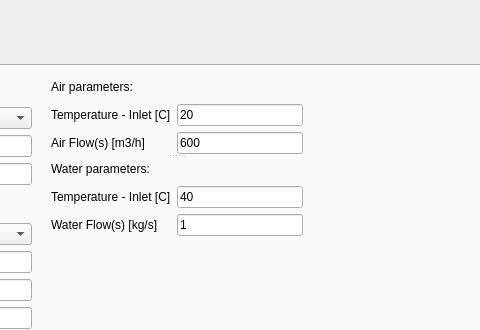
First picture: the form in main/mainwindow.ui, repository MatMarci/multiRowHE, before the edit; both pictures show x 501 to 981 and y 0 to 330 of the 1225 by 612 pixel window.
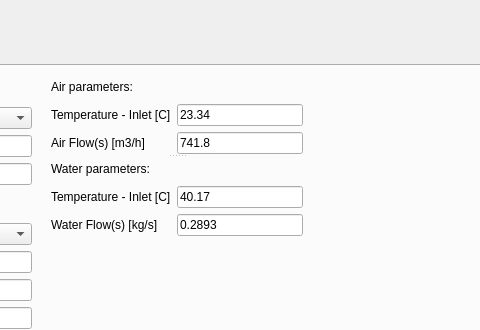
Second picture: the form after the edit.

Diff of the .ui file:
```diff
--- a/main/mainwindow.ui
+++ b/main/mainwindow.ui
@@ -89,7 +89,7 @@
         <item row="1" column="1">
          <widget class="QLineEdit" name="Air_Temp_In">
           <property name="text">
-           <string>20</string>
+           <string>23.34</string>
           </property>
          </widget>
         </item>
@@ -103,7 +103,7 @@
         <item row="2" column="1">
          <widget class="QLineEdit" name="Air_Flows">
           <property name="text">
-           <string>600</string>
+           <string>741.8</string>
           </property>
          </widget>
         </item>
@@ -128,7 +128,7 @@
         <item row="1" column="1">
          <widget class="QLineEdit" name="Water_Temp_In">
           <property name="text">
-           <string>40</string>
+           <string>40.17</string>
           </property>
          </widget>
         </item>
@@ -142,7 +142,7 @@
         <item row="2" column="1">
          <widget class="QLineEdit" name="Water_Flows">
           <property name="text">
-           <string>1</string>
+           <string>0.2893</string>
           </property>
          </widget>
         </item>
```
Left out of the diff: 6 changed lines with no effect on the pictures.
